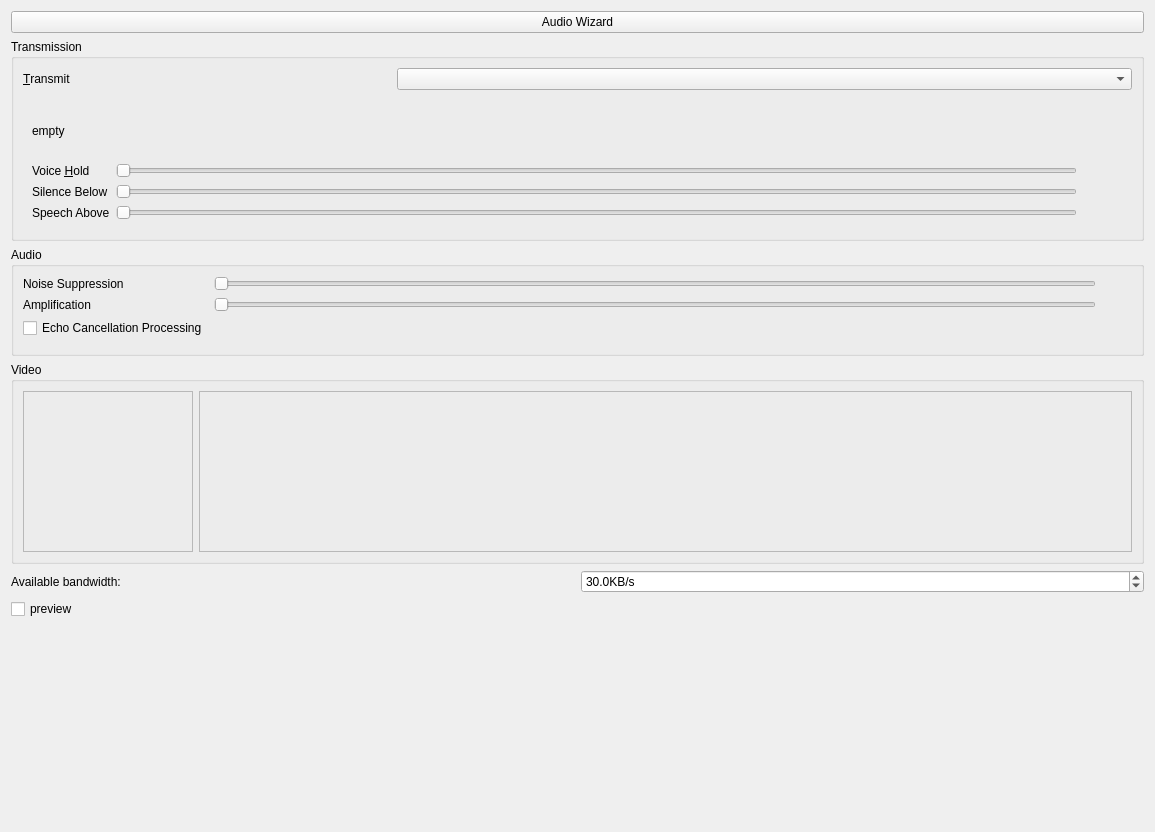
Above: plugins/VOIP/gui/VOIPConfigPanel.ui from RetroShare/RetroShare before the change. Below: the same form after it.
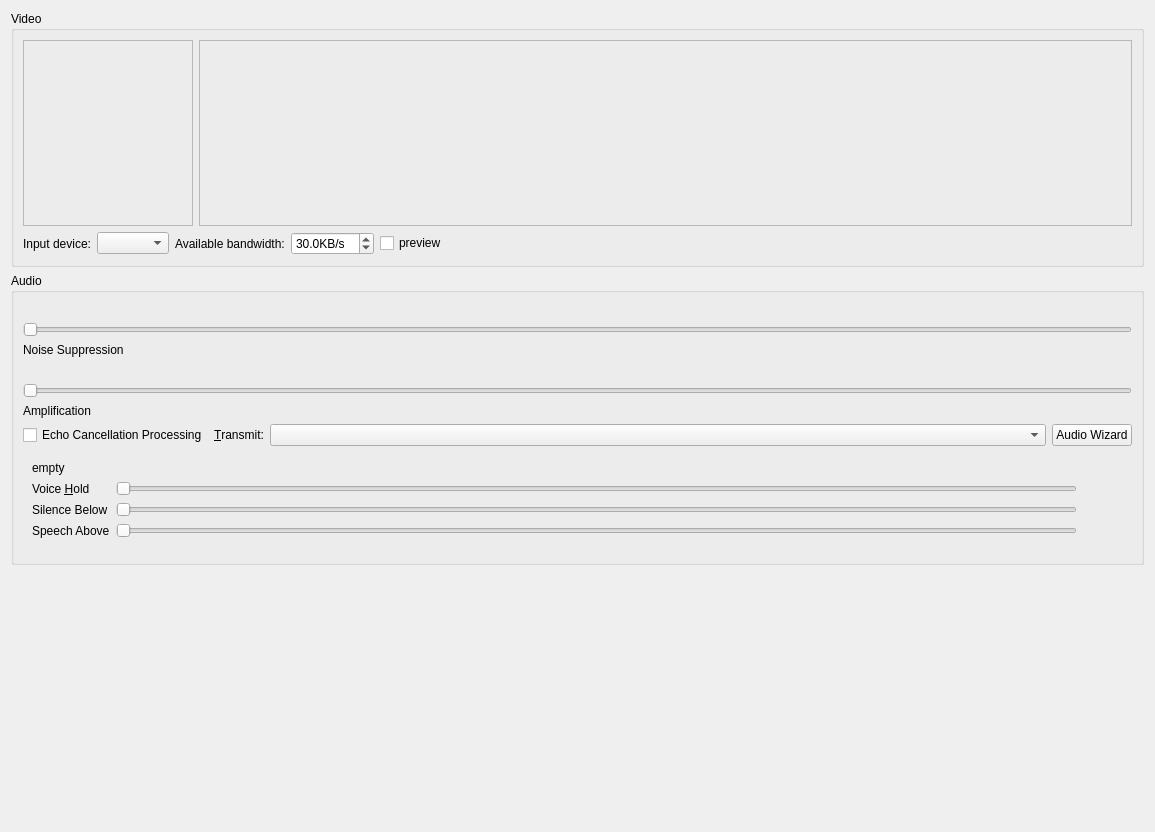
That is the form after the change. Custom widgets are drawn as their Qt base class.

Commit message: refactored the UI of VOIP config panel and added list of available devices (not used yet)

The edit to the form file:
```diff
--- a/plugins/VOIP/gui/VOIPConfigPanel.ui
+++ b/plugins/VOIP/gui/VOIPConfigPanel.ui
@@ -10,48 +10,287 @@
     <height>832</height>
    </rect>
   </property>
-  <layout class="QVBoxLayout" name="verticalLayout">
+  <layout class="QVBoxLayout" name="verticalLayout_3">
    <item>
-    <widget class="QPushButton" name="qpbAudioWizard">
-     <property name="text">
-      <string>Audio Wizard</string>
+    <widget class="QGroupBox" name="groupBox">
+     <property name="title">
+      <string>Video</string>
      </property>
+     <layout class="QVBoxLayout" name="verticalLayout_2">
+      <item>
+       <layout class="QHBoxLayout" name="horizontalLayout">
+        <item>
+         <widget class="QVideoOutputDevice" name="videoDisplay">
+          <property name="minimumSize">
+           <size>
+            <width>170</width>
+            <height>128</height>
+           </size>
+          </property>
+          <property name="frameShape">
+           <enum>QFrame::StyledPanel</enum>
+          </property>
+          <property name="frameShadow">
+           <enum>QFrame::Raised</enum>
+          </property>
+         </widget>
+        </item>
+        <item>
+         <widget class="voipGraph" name="voipBwGraph">
+          <property name="sizePolicy">
+           <sizepolicy hsizetype="MinimumExpanding" vsizetype="Expanding">
+            <horstretch>0</horstretch>
+            <verstretch>0</verstretch>
+           </sizepolicy>
+          </property>
+          <property name="frameShape">
+           <enum>QFrame::StyledPanel</enum>
+          </property>
+          <property name="frameShadow">
+           <enum>QFrame::Raised</enum>
+          </property>
+         </widget>
+        </item>
+       </layout>
+      </item>
+      <item>
+       <layout class="QHBoxLayout" name="horizontalLayout_3">
+        <item>
+         <widget class="QLabel" name="label_3">
+          <property name="text">
+           <string>Input device:</string>
+          </property>
+         </widget>
+        </item>
+        <item>
+         <widget class="QComboBox" name="inputDevice_CB"/>
+        </item>
+        <item>
+         <widget class="QLabel" name="label_2">
+          <property name="sizePolicy">
+           <sizepolicy hsizetype="Maximum" vsizetype="Preferred">
+            <horstretch>0</horstretch>
+            <verstretch>0</verstretch>
+           </sizepolicy>
+          </property>
+          <property name="text">
+           <string>Available bandwidth:</string>
+          </property>
+         </widget>
+        </item>
+        <item>
+         <widget class="QDoubleSpinBox" name="availableBW_SB">
+          <property name="toolTip">
+           <string>&lt;html&gt;&lt;head/&gt;&lt;body&gt;&lt;p&gt;Use this field to simulate the maximum bandwidth available so as to preview what the encoded video will look like with the corresponding compression rate.&lt;/p&gt;&lt;/body&gt;&lt;/html&gt;</string>
+          </property>
+          <property name="suffix">
+           <string>KB/s</string>
+          </property>
+          <property name="decimals">
+           <number>1</number>
+          </property>
+          <property name="minimum">
+           <double>2.000000000000000</double>
+          </property>
+          <property name="maximum">
+           <double>200.000000000000000</double>
+          </property>
+          <property name="value">
+           <double>30.000000000000000</double>
+          </property>
+         </widget>
+        </item>
+        <item>
+         <widget class="QCheckBox" name="showEncoded_CB">
+          <property name="sizePolicy">
+           <sizepolicy hsizetype="MinimumExpanding" vsizetype="Fixed">
+            <horstretch>0</horstretch>
+            <verstretch>0</verstretch>
+           </sizepolicy>
+          </property>
+          <property name="toolTip">
+           <string>&lt;html&gt;&lt;head/&gt;&lt;body&gt;&lt;p&gt;Display encoded (and then decoded) frame, to check the codec's quality. If not selected, the image above only shows the frame that is grabbed from your camera.&lt;/p&gt;&lt;/body&gt;&lt;/html&gt;</string>
+          </property>
+          <property name="text">
+           <string>preview</string>
+          </property>
+         </widget>
+        </item>
+       </layout>
+      </item>
+     </layout>
     </widget>
    </item>
    <item>
-    <widget class="QGroupBox" name="qgbTransmission">
-     <property name="sizePolicy">
-      <sizepolicy hsizetype="Preferred" vsizetype="Minimum">
-       <horstretch>0</horstretch>
-       <verstretch>0</verstretch>
-      </sizepolicy>
-     </property>
+    <widget class="QGroupBox" name="qgbAudio">
      <property name="title">
-      <string>Transmission</string>
+      <string>Audio</string>
      </property>
-     <layout class="QGridLayout">
-      <item row="0" column="0">
-       <widget class="QLabel" name="qliTransmit">
+     <layout class="QVBoxLayout" name="verticalLayout">
+      <item>
+       <widget class="QLabel" name="qlNoise">
+        <property name="minimumSize">
+         <size>
+          <width>30</width>
+          <height>0</height>
+         </size>
+        </property>
         <property name="text">
-         <string>&amp;Transmit</string>
+         <string/>
         </property>
+       </widget>
+      </item>
+      <item>
+       <widget class="QSlider" name="qsNoise">
+        <property name="enabled">
+         <bool>true</bool>
+        </property>
+        <property name="toolTip">
+         <string>Noise suppression</string>
+        </property>
+        <property name="whatsThis">
+         <string>&lt;b&gt;This sets the amount of noise suppression to apply.&lt;/b&gt;&lt;br /&gt;The higher this value, the more aggressively stationary noise will be suppressed.</string>
+        </property>
+        <property name="minimum">
+         <number>14</number>
+        </property>
+        <property name="maximum">
+         <number>60</number>
+        </property>
+        <property name="pageStep">
+         <number>5</number>
+        </property>
+        <property name="orientation">
+         <enum>Qt::Horizontal</enum>
+        </property>
+       </widget>
+      </item>
+      <item>
+       <widget class="QLabel" name="qliNoise">
+        <property name="text">
+         <string>Noise Suppression</string>
+        </property>
         <property name="buddy">
          <cstring>qcbTransmit</cstring>
         </property>
        </widget>
       </item>
-      <item row="0" column="1" colspan="2">
-       <widget class="QComboBox" name="qcbTransmit">
+      <item>
+       <widget class="QLabel" name="qlAmp">
+        <property name="minimumSize">
+         <size>
+          <width>30</width>
+          <height>0</height>
+         </size>
+        </property>
+        <property name="text">
+         <string/>
+        </property>
+       </widget>
+      </item>
+      <item>
+       <widget class="QSlider" name="qsAmp">
         <property name="toolTip">
          <string>When to transmit your speech</string>
         </property>
         <property name="whatsThis">
          <string>&lt;b&gt;This sets when speech should be transmitted.&lt;/b&gt;&lt;br /&gt;&lt;i&gt;Continuous&lt;/i&gt; - All the time&lt;br /&gt;&lt;i&gt;Voice Activity&lt;/i&gt; - When you are speaking clearly.&lt;br /&gt;&lt;i&gt;Push To Talk&lt;/i&gt; - When you hold down the hotkey set under &lt;i&gt;Shortcuts&lt;/i&gt;.</string>
         </property>
+        <property name="maximum">
+         <number>19500</number>
+        </property>
+        <property name="singleStep">
+         <number>500</number>
+        </property>
+        <property name="pageStep">
+         <number>2000</number>
+        </property>
+        <property name="orientation">
+         <enum>Qt::Horizontal</enum>
+        </property>
        </widget>
       </item>
-      <item row="1" column="0" colspan="3">
+      <item>
+       <widget class="QLabel" name="qliAmp">
+        <property name="text">
+         <string>Amplification</string>
+        </property>
+        <property name="buddy">
+         <cstring>qsAmp</cstring>
+        </property>
+       </widget>
+      </item>
+      <item>
+       <layout class="QHBoxLayout" name="horizontalLayout_2">
+        <item>
+         <widget class="QCheckBox" name="qcbEchoCancel">
+          <property name="sizePolicy">
+           <sizepolicy hsizetype="Maximum" vsizetype="Fixed">
+            <horstretch>0</horstretch>
+            <verstretch>0</verstretch>
+           </sizepolicy>
+          </property>
+          <property name="text">
+           <string>Echo Cancellation Processing</string>
+          </property>
+          <property name="tristate">
+           <bool>false</bool>
+          </property>
+         </widget>
+        </item>
+        <item>
+         <layout class="QHBoxLayout" name="horizontalLayout_4">
+          <item>
+           <widget class="QLabel" name="qliTransmit">
+            <property name="sizePolicy">
+             <sizepolicy hsizetype="Maximum" vsizetype="Preferred">
+              <horstretch>0</horstretch>
+              <verstretch>0</verstretch>
+             </sizepolicy>
+            </property>
+            <property name="text">
+             <string>&amp;Transmit:</string>
+            </property>
+            <property name="buddy">
+             <cstring>qcbTransmit</cstring>
+            </property>
+           </widget>
+          </item>
+          <item>
+           <widget class="QComboBox" name="qcbTransmit">
+            <property name="toolTip">
+             <string>When to transmit your speech</string>
+            </property>
+            <property name="whatsThis">
+             <string>&lt;b&gt;This sets when speech should be transmitted.&lt;/b&gt;&lt;br /&gt;&lt;i&gt;Continuous&lt;/i&gt; - All the time&lt;br /&gt;&lt;i&gt;Voice Activity&lt;/i&gt; - When you are speaking clearly.&lt;br /&gt;&lt;i&gt;Push To Talk&lt;/i&gt; - When you hold down the hotkey set under &lt;i&gt;Shortcuts&lt;/i&gt;.</string>
+            </property>
+           </widget>
+          </item>
+         </layout>
+        </item>
+        <item>
+         <widget class="QPushButton" name="qpbAudioWizard">
+          <property name="sizePolicy">
+           <sizepolicy hsizetype="Maximum" vsizetype="Fixed">
+            <horstretch>0</horstretch>
+            <verstretch>0</verstretch>
+           </sizepolicy>
+          </property>
+          <property name="text">
+           <string>Audio Wizard</string>
+          </property>
+         </widget>
+        </item>
+       </layout>
+      </item>
+      <item>
        <widget class="QStackedWidget" name="qswTransmit">
+        <property name="sizePolicy">
+         <sizepolicy hsizetype="Preferred" vsizetype="Maximum">
+          <horstretch>0</horstretch>
+          <verstretch>0</verstretch>
+         </sizepolicy>
+        </property>
         <property name="currentIndex">
          <number>1</number>
         </property>
@@ -231,221 +470,21 @@
         <widget class="QWidget" name="qwContinuous"/>
        </widget>
       </item>
-     </layout>
-    </widget>
-   </item>
-   <item>
-    <layout class="QHBoxLayout" name="horizontalLayout">
-     <item>
-      <widget class="QGroupBox" name="qgbAudio">
-       <property name="title">
-        <string>Audio</string>
-       </property>
-       <layout class="QGridLayout">
-        <item row="1" column="2">
-         <widget class="QLabel" name="qlAmp">
-          <property name="minimumSize">
-           <size>
-            <width>30</width>
-            <height>0</height>
-           </size>
-          </property>
-          <property name="text">
-           <string/>
-          </property>
-         </widget>
-        </item>
-        <item row="1" column="0">
-         <widget class="QLabel" name="qliAmp">
-          <property name="text">
-           <string>Amplification</string>
-          </property>
-          <property name="buddy">
-           <cstring>qsAmp</cstring>
-          </property>
-         </widget>
-        </item>
-        <item row="0" column="2">
-         <widget class="QLabel" name="qlNoise">
-          <property name="minimumSize">
-           <size>
-            <width>30</width>
-            <height>0</height>
-           </size>
-          </property>
-          <property name="text">
-           <string/>
-          </property>
-         </widget>
-        </item>
-        <item row="0" column="1">
-         <widget class="QSlider" name="qsNoise">
-          <property name="enabled">
-           <bool>true</bool>
-          </property>
-          <property name="toolTip">
-           <string>Noise suppression</string>
-          </property>
-          <property name="whatsThis">
-           <string>&lt;b&gt;This sets the amount of noise suppression to apply.&lt;/b&gt;&lt;br /&gt;The higher this value, the more aggressively stationary noise will be suppressed.</string>
-          </property>
-          <property name="minimum">
-           <number>14</number>
-          </property>
-          <property name="maximum">
-           <number>60</number>
-          </property>
-          <property name="pageStep">
-           <number>5</number>
-          </property>
-          <property name="orientation">
-           <enum>Qt::Horizontal</enum>
-          </property>
-         </widget>
-        </item>
-        <item row="2" column="0">
-         <widget class="QCheckBox" name="qcbEchoCancel">
-          <property name="text">
-           <string>Echo Cancellation Processing</string>
-          </property>
-          <property name="tristate">
-           <bool>false</bool>
-          </property>
-         </widget>
-        </item>
-        <item row="0" column="0">
-         <widget class="QLabel" name="qliNoise">
-          <property name="text">
-           <string>Noise Suppression</string>
-          </property>
-          <property name="buddy">
-           <cstring>qsNoise</cstring>
-          </property>
-         </widget>
-        </item>
-        <item row="1" column="1">
-         <widget class="QSlider" name="qsAmp">
-          <property name="toolTip">
-           <string>Maximum amplification of input sound</string>
-          </property>
-          <property name="whatsThis">
-           <string>&lt;b&gt;Maximum amplification of input.&lt;/b&gt;&lt;br /&gt;RetroShare normalizes the input volume before compressing, and this sets how much it's allowed to amplify.&lt;br /&gt;The actual level is continually updated based on your current speech pattern, but it will never go above the level specified here.&lt;br /&gt;If the &lt;i&gt;Microphone loudness&lt;/i&gt; level of the audio statistics hover around 100%, you probably want to set this to 2.0 or so, but if, like most people, you are unable to reach 100%, set this to something much higher.&lt;br /&gt;Ideally, set it so &lt;i&gt;Microphone Loudness * Amplification Factor &gt;= 100&lt;/i&gt;, even when you're speaking really soft.&lt;br /&gt;&lt;br /&gt;Note that there is no harm in setting this to maximum, but RetroShare will start picking up other conversations if you leave it to auto-tune to that level.</string>
-          </property>
-          <property name="maximum">
-           <number>19500</number>
-          </property>
-          <property name="singleStep">
-           <number>500</number>
-          </property>
-          <property name="pageStep">
-           <number>2000</number>
-          </property>
-          <property name="orientation">
-           <enum>Qt::Horizontal</enum>
-          </property>
-         </widget>
-        </item>
-        <item row="3" column="0" colspan="2">
-         <widget class="AudioBar" name="abSpeech" native="true"/>
-        </item>
-       </layout>
-      </widget>
-     </item>
-    </layout>
-   </item>
-   <item>
-    <widget class="QGroupBox" name="groupBox">
-     <property name="title">
-      <string>Video</string>
-     </property>
-     <layout class="QHBoxLayout" name="horizontalLayout_2">
       <item>
-       <widget class="QVideoOutputDevice" name="videoDisplay">
-        <property name="minimumSize">
-         <size>
-          <width>170</width>
-          <height>128</height>
-         </size>
-        </property>
-        <property name="frameShape">
-         <enum>QFrame::StyledPanel</enum>
-        </property>
-        <property name="frameShadow">
-         <enum>QFrame::Raised</enum>
-        </property>
-       </widget>
+       <widget class="AudioBar" name="abSpeech" native="true"/>
       </item>
-      <item>
-       <widget class="voipGraph" name="voipBwGraph">
-        <property name="sizePolicy">
-         <sizepolicy hsizetype="MinimumExpanding" vsizetype="Expanding">
-          <horstretch>0</horstretch>
-          <verstretch>0</verstretch>
-         </sizepolicy>
-        </property>
-        <property name="frameShape">
-         <enum>QFrame::StyledPanel</enum>
-        </property>
-        <property name="frameShadow">
-         <enum>QFrame::Raised</enum>
-        </property>
-       </widget>
-      </item>
      </layout>
     </widget>
    </item>
    <item>
-    <layout class="QHBoxLayout" name="horizontalLayout_3">
-     <item>
-      <widget class="QLabel" name="label_2">
-       <property name="text">
-        <string>Available bandwidth:</string>
-       </property>
-      </widget>
-     </item>
-     <item>
-      <widget class="QDoubleSpinBox" name="availableBW_SB">
-       <property name="toolTip">
-        <string>&lt;html&gt;&lt;head/&gt;&lt;body&gt;&lt;p&gt;Use this field to simulate the maximum bandwidth available so as to preview what the encoded video will look like with the corresponding compression rate.&lt;/p&gt;&lt;/body&gt;&lt;/html&gt;</string>
-       </property>
-       <property name="suffix">
-        <string>KB/s</string>
-       </property>
-       <property name="decimals">
-        <number>1</number>
-       </property>
-       <property name="minimum">
-        <double>2.000000000000000</double>
-       </property>
-       <property name="maximum">
-        <double>200.000000000000000</double>
-       </property>
-       <property name="value">
-        <double>30.000000000000000</double>
-       </property>
-      </widget>
-     </item>
-    </layout>
-   </item>
-   <item>
-    <widget class="QCheckBox" name="showEncoded_CB">
-     <property name="toolTip">
-      <string>&lt;html&gt;&lt;head/&gt;&lt;body&gt;&lt;p&gt;Display encoded (and then decoded) frame, to check the codec's quality. If not selected, the image above only shows the frame that is grabbed from your camera.&lt;/p&gt;&lt;/body&gt;&lt;/html&gt;</string>
-     </property>
-     <property name="text">
-      <string>preview</string>
-     </property>
-    </widget>
-   </item>
-   <item>
-    <spacer>
+    <spacer name="verticalSpacer_2">
      <property name="orientation">
       <enum>Qt::Vertical</enum>
      </property>
      <property name="sizeHint" stdset="0">
       <size>
-       <width>1</width>
-       <height>151</height>
+       <width>20</width>
+       <height>40</height>
       </size>
      </property>
     </spacer>
```
Left out of the diff: 7 changed lines with no effect on the pictures. The commit also changes 3 other files.
